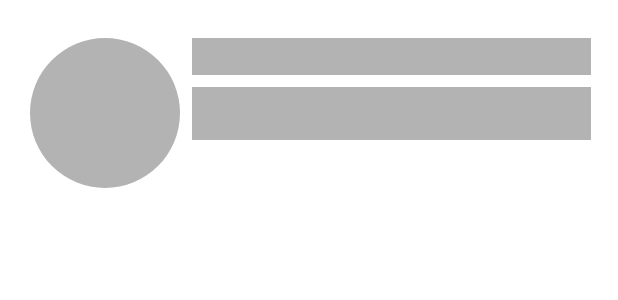
After one commit to AhmadAyyaz1993/MVP-sample-TDD, an Android app: the layout shimmer_layout.xml on its own in the app's theme, with its tools: preview values and no code run, on a phone screen of 412 x 824 dp. The commit adds this screen. Shown: the top 300 px of the screen. Run offline under Robolectric (Android 15) with nearby library versions, the phone set to English and light mode, and no system bars.

Commit message:
added shimmer animation

```diff
--- a/app/build.gradle
+++ b/app/build.gradle
@@ -98,4 +98,6 @@ dependencies {
     testImplementation('com.squareup.okhttp3:mockwebserver:4.9.1')
     // Needed for unit testing API
     testImplementation "androidx.arch.core:core-testing:2.1.0"
+
+    implementation 'com.facebook.shimmer:shimmer:0.5.0'
 }
--- a/app/src/main/AndroidManifest.xml
+++ b/app/src/main/AndroidManifest.xml
@@ -17,6 +17,7 @@
         tools:targetApi="31">
         <activity
             android:name=".MainActivity"
+            android:theme="@style/Theme.AppCompat.Light.NoActionBar"
             android:exported="true">
             <intent-filter>
                 <action android:name="android.intent.action.MAIN" />
--- a/app/src/main/java/evonative/app/com/sadapaytest/ui/presenter/FetchReposPresenter.kt
+++ b/app/src/main/java/evonative/app/com/sadapaytest/ui/presenter/FetchReposPresenter.kt
@@ -16,7 +16,7 @@ class FetchReposPresenter @Inject constructor(private var reposRepository: IRepo
 
     override fun onFirstViewAttach() {
         super.onFirstViewAttach()
-        if (utils.isInternetAvailable()) {
+        if (utils.internetConnectionAvailable(5000)) {
             loadRepos()
         } else
         {
--- /dev/null
+++ b/app/src/main/res/layout/shimmer_layout.xml
@@ -0,0 +1,51 @@
+<?xml version="1.0" encoding="utf-8"?>
+<androidx.constraintlayout.widget.ConstraintLayout xmlns:android="http://schemas.android.com/apk/res/android"
+    xmlns:app="http://schemas.android.com/apk/res-auto"
+    xmlns:tools="http://schemas.android.com/tools"
+    android:layout_width="match_parent"
+    android:layout_height="wrap_content"
+    android:paddingTop="5dp"
+    android:paddingBottom="5dp"
+    android:layout_margin="10dp">
+
+    <com.google.android.material.imageview.ShapeableImageView
+        android:id="@+id/profileImage"
+        android:layout_width="100dp"
+        android:layout_height="100dp"
+        android:layout_margin="10dp"
+        app:layout_constraintStart_toStartOf="parent"
+        app:layout_constraintTop_toTopOf="parent"
+        app:shapeAppearanceOverlay="@style/circleImageView"
+        android:background="#B3B3B3" />
+
+    <TextView
+        android:id="@+id/name"
+        android:layout_width="0dp"
+        android:layout_height="wrap_content"
+        android:layout_alignStart="@+id/desc"
+        android:layout_alignParentTop="true"
+        android:layout_alignParentEnd="true"
+        android:layout_marginStart="8dp"
+        android:layout_marginEnd="8dp"
+        android:background="#B3B3B3"
+        android:textAppearance="?android:attr/textAppearanceMedium"
+        android:textStyle="bold"
+        app:layout_constraintEnd_toEndOf="parent"
+        app:layout_constraintStart_toEndOf="@+id/profileImage"
+        app:layout_constraintTop_toTopOf="@+id/profileImage" />
+
+    <TextView
+        android:id="@+id/desc"
+        android:layout_width="0dp"
+        android:layout_height="wrap_content"
+        android:layout_below="@+id/name"
+        android:layout_marginStart="8dp"
+        android:layout_marginTop="8dp"
+        android:layout_marginEnd="8dp"
+        android:background="#B3B3B3"
+        android:lines="2"
+        android:textAppearance="?android:attr/textAppearanceSmall"
+        app:layout_constraintEnd_toEndOf="parent"
+        app:layout_constraintStart_toEndOf="@+id/profileImage"
+        app:layout_constraintTop_toBottomOf="@+id/name" />
+</androidx.constraintlayout.widget.ConstraintLayout>
--- a/app/src/main/res/values-night/themes.xml
+++ b/app/src/main/res/values-night/themes.xml
@@ -13,4 +13,8 @@
         <item name="android:statusBarColor">?attr/colorPrimaryVariant</item>
         <!-- Customize your theme here. -->
     </style>
+    <style name="circleImageView" parent="">
+        <item name="cornerFamily">rounded</item>
+        <item name="cornerSize">50%</item>
+    </style>
 </resources>
--- a/app/src/main/res/values/themes.xml
+++ b/app/src/main/res/values/themes.xml
@@ -13,4 +13,8 @@
         <item name="android:statusBarColor">?attr/colorPrimaryVariant</item>
         <!-- Customize your theme here. -->
     </style>
+    <style name="circleImageView" parent="">
+        <item name="cornerFamily">rounded</item>
+        <item name="cornerSize">50%</item>
+    </style>
 </resources>
```
Also changed, not shown: app/src/main/java/evonative/app/com/sadapaytest/MainActivity.kt (+7 -4 lines), app/src/main/java/evonative/app/com/sadapaytest/utils.kt (+19 -8 lines), app/src/main/res/layout/activity_main.xml (+28 -2 lines).
